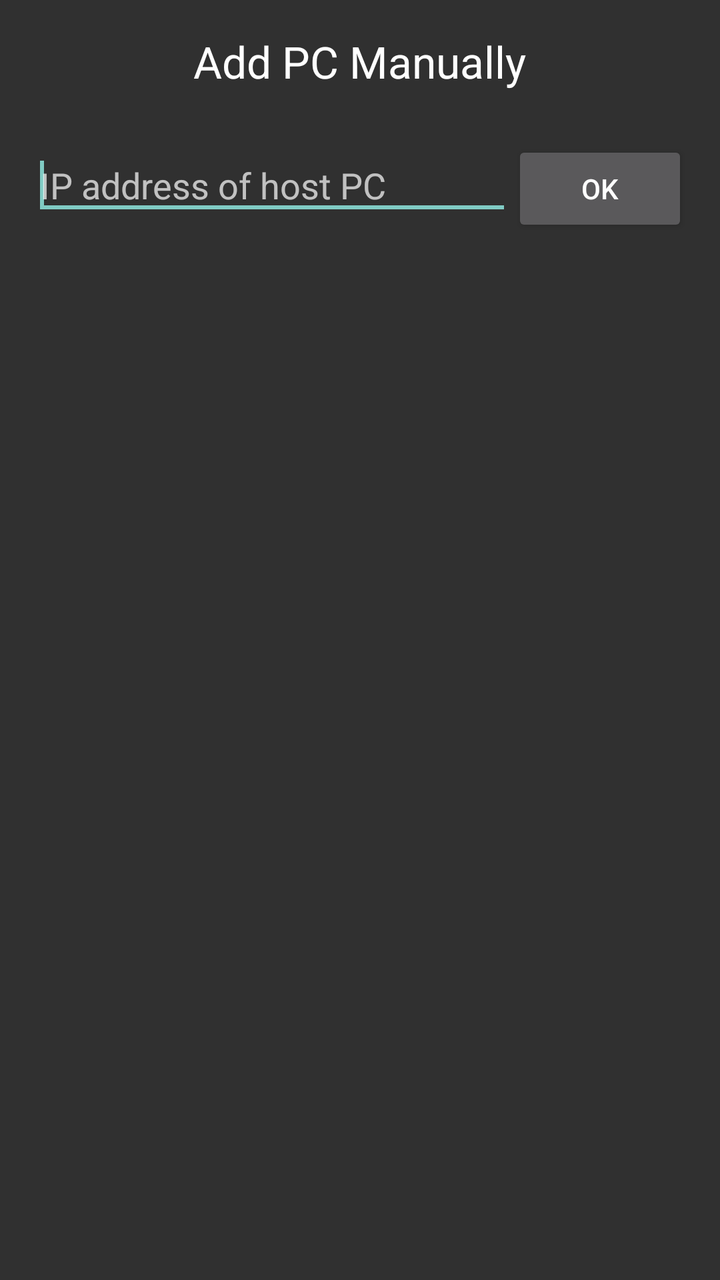
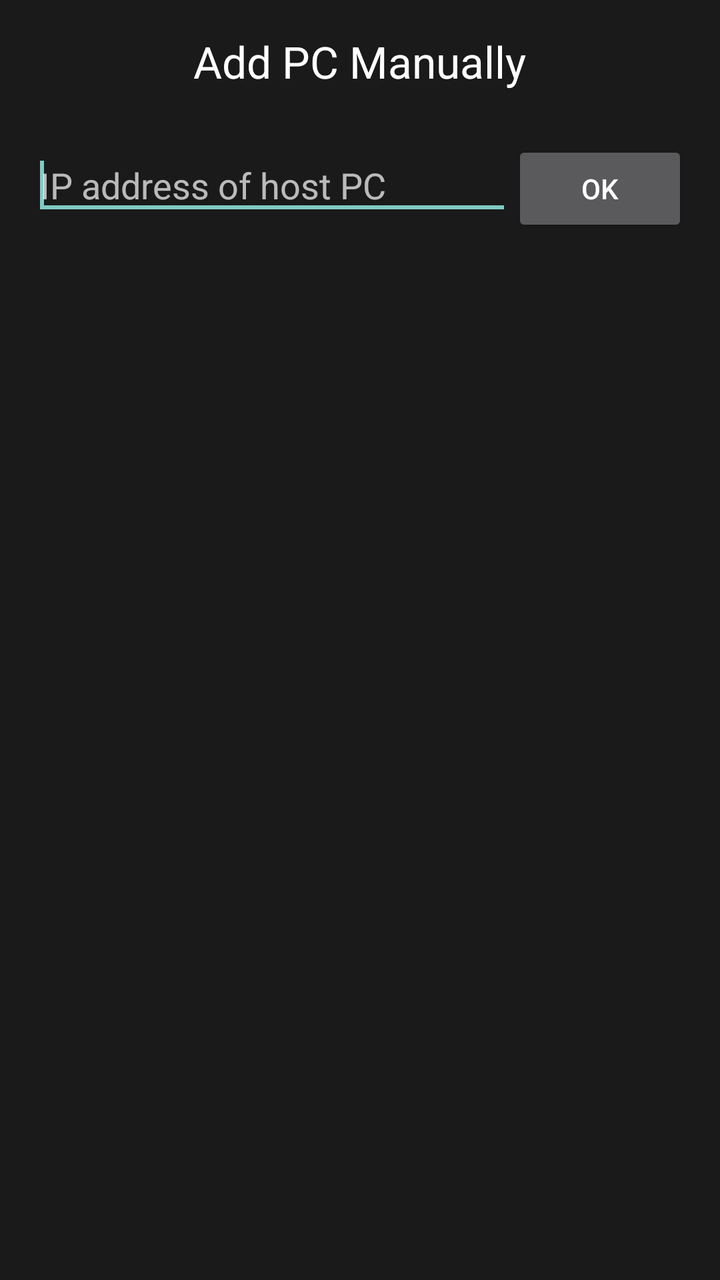

Two renders of the same Android screen: before a commit and after it. Below are the layout's source before the change and the commit's diff.
<!-- AndroidManifest.xml: application theme AppTheme -->
<!-- res/layout/activity_add_computer_manually.xml -->
<RelativeLayout xmlns:android="http://schemas.android.com/apk/res/android"
    xmlns:tools="http://schemas.android.com/tools"
    android:layout_width="fill_parent"
    android:layout_height="fill_parent"
    android:paddingBottom="@dimen/activity_vertical_margin"
    android:paddingLeft="@dimen/activity_horizontal_margin"
    android:paddingRight="@dimen/activity_horizontal_margin"
    android:paddingTop="@dimen/activity_vertical_margin"
    tools:context=".preferences.AddComputerManually" >

    <TextView
        android:id="@+id/manuallyAddPcText"
        android:text="@string/title_add_pc"
        android:layout_width="wrap_content"
        android:layout_height="wrap_content"
        android:preferKeepClear="true"
        android:layout_centerHorizontal="true"
        android:textAppearance="?android:attr/textAppearanceLarge"
        android:layout_alignParentTop="true"/>

    <EditText
        android:id="@+id/hostTextView"
        android:layout_width="wrap_content"
        android:layout_height="wrap_content"
        android:layout_below="@+id/manuallyAddPcText"
        android:layout_toLeftOf="@+id/addPcButton"
        android:layout_toStartOf="@+id/addPcButton"
        android:layout_marginTop="25dp"
        android:layout_alignParentLeft="true"
        android:layout_alignParentStart="true"
        android:ems="10"
        android:singleLine="true"
        android:preferKeepClear="true"
        android:inputType="textNoSuggestions"
        android:hint="@string/ip_hint" >
        
        <requestFocus />
    </EditText>

    <Button
        android:id="@+id/addPcButton"
        android:layout_width="wrap_content"
        android:layout_height="wrap_content"
        android:layout_marginTop="25dp"
        android:layout_below="@+id/manuallyAddPcText"
        android:layout_alignParentRight="true"
        android:layout_alignParentEnd="true"
        android:preferKeepClear="true"
        android:text="@android:string/ok"/>
	
</RelativeLayout>
<!-- resources referenced by this layout -->
<resources>
  <dimen name="activity_horizontal_margin">16dp</dimen>
  <dimen name="activity_vertical_margin">16dp</dimen>
  <string name="ip_hint">IP address of host PC</string>
  <string name="title_add_pc">Add PC Manually</string>
  <style name="AppTheme" parent="AppBaseTheme">
          
          <item name="android:windowActionBar">false</item>
          <item name="android:windowNoTitle">true</item>
          <item name="android:statusBarColor">#1A1A1A</item>
          <item name="android:navigationBarColor">#1A1A1A</item>
      </style>
  <style name="AppBaseTheme" parent="android:Theme">
          
      </style>
</resources>

<!-- the commit's change to res/layout/activity_add_computer_manually.xml (unified diff, before → after) -->
@@ -1,5 +1,6 @@
 <RelativeLayout xmlns:android="http://schemas.android.com/apk/res/android"
     xmlns:tools="http://schemas.android.com/tools"
+    android:background="#1A1A1A"
     android:layout_width="fill_parent"
     android:layout_height="fill_parent"
     android:paddingBottom="@dimen/activity_vertical_margin"
